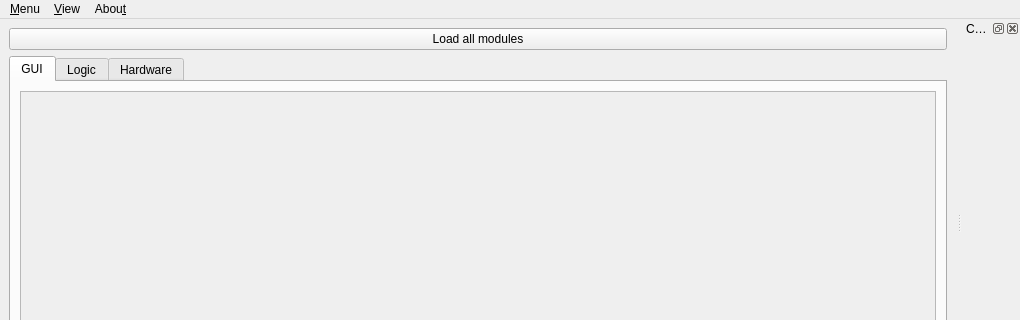
Above: gui/manager/ui_manager_window.ui from Ulm-IQO/qudi before the change; both pictures show x 0 to 1020 and y 0 to 320 of the 1020 by 681 pixel window. Below: the same form after it.
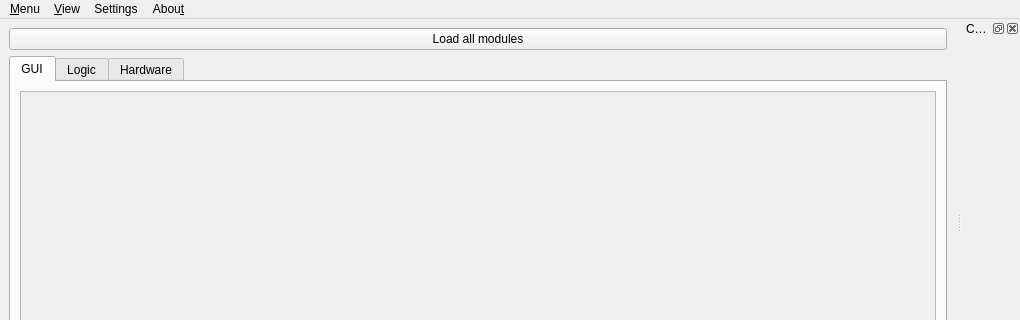
That is the form after the change. Icons and pictures are not drawn. Custom widgets are drawn as their Qt base class.

Commit message: bring back font size setting for console

Diff of the .ui file:
```diff
--- a/gui/manager/ui_manager_window.ui
+++ b/gui/manager/ui_manager_window.ui
@@ -146,8 +146,15 @@
     <addaction name="actionLog"/>
     <addaction name="actionReset_to_default_layout"/>
    </widget>
+   <widget class="QMenu" name="menuSettings">
+    <property name="title">
+     <string>Settings</string>
+    </property>
+    <addaction name="actionConsoleSettings"/>
+   </widget>
    <addaction name="menuMenu"/>
    <addaction name="menuView"/>
+   <addaction name="menuSettings"/>
    <addaction name="menuAbout"/>
   </widget>
   <widget class="QStatusBar" name="statusbar"/>
```
Left out of the diff: 32 changed lines with no effect on the pictures. The commit also changes 2 other files.
